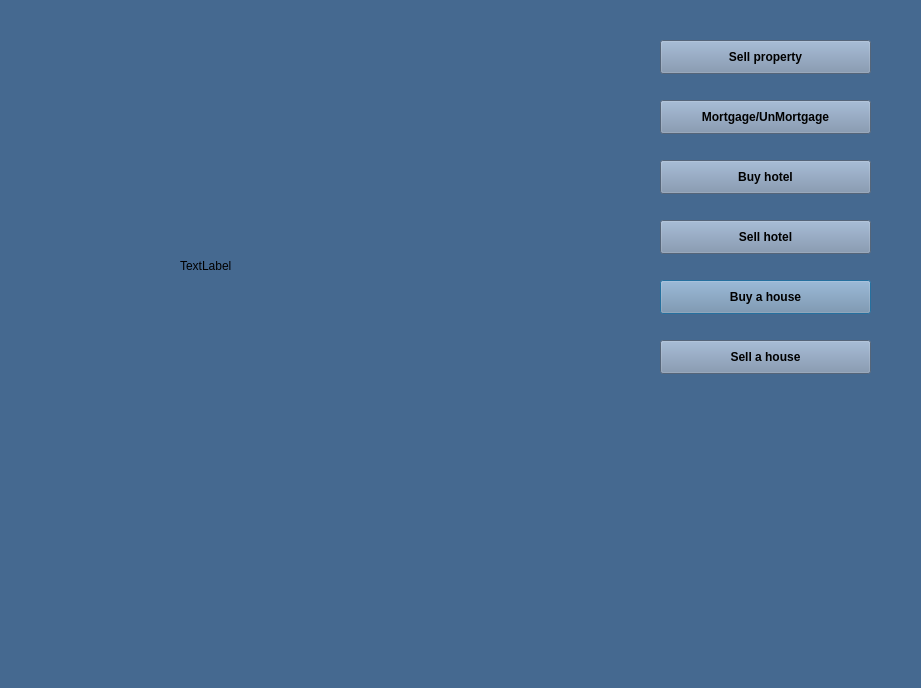
shaahinfaezi/Monopoly, file Monopoly/my_properties.ui: the form before one commit.
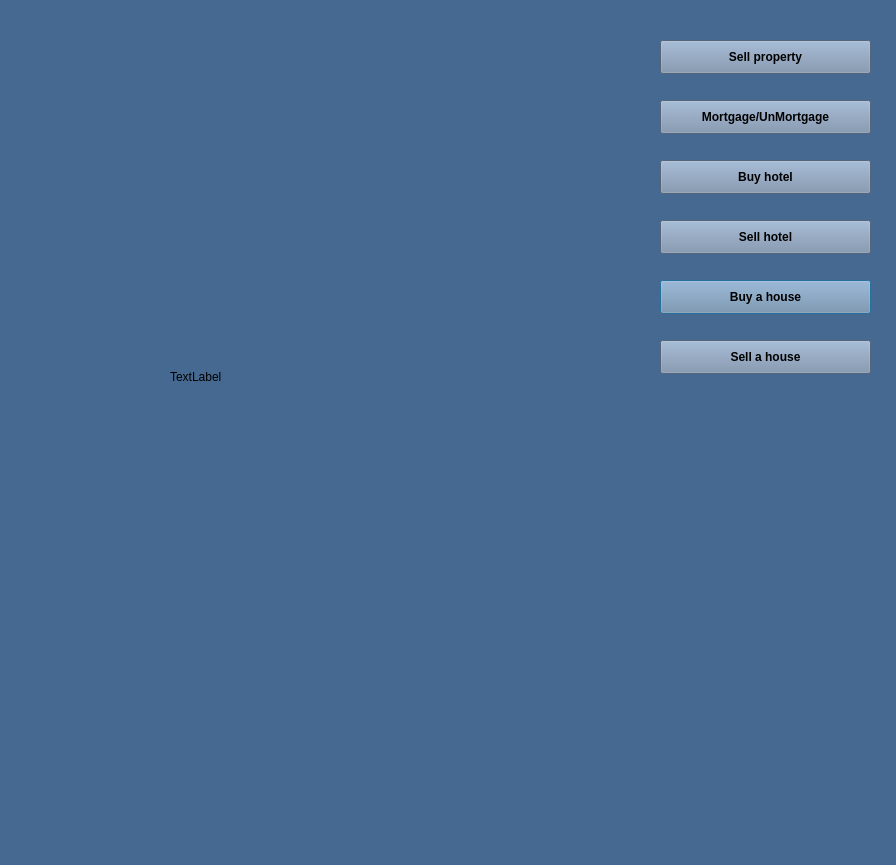
The form after the commit.

Patch:
```diff
--- a/Monopoly/my_properties.ui
+++ b/Monopoly/my_properties.ui
@@ -6,8 +6,8 @@
    <rect>
     <x>0</x>
     <y>0</y>
-    <width>921</width>
-    <height>688</height>
+    <width>896</width>
+    <height>865</height>
    </rect>
   </property>
   <property name="windowTitle">
@@ -158,10 +158,10 @@
   <widget class="QLabel" name="label">
    <property name="geometry">
     <rect>
-     <x>180</x>
-     <y>30</y>
-     <width>321</width>
-     <height>471</height>
+     <x>170</x>
+     <y>90</y>
+     <width>422</width>
+     <height>574</height>
     </rect>
    </property>
    <property name="text">
@@ -171,8 +171,8 @@
   <widget class="QPushButton" name="pushButton_6">
    <property name="geometry">
     <rect>
-     <x>70</x>
-     <y>530</y>
+     <x>60</x>
+     <y>720</y>
      <width>101</width>
      <height>101</height>
     </rect>
@@ -199,8 +199,8 @@
   <widget class="QPushButton" name="pushButton_8">
    <property name="geometry">
     <rect>
-     <x>510</x>
-     <y>530</y>
+     <x>620</x>
+     <y>720</y>
      <width>101</width>
      <height>101</height>
     </rect>
@@ -226,8 +226,8 @@
   <widget class="QLabel" name="label_2">
    <property name="geometry">
     <rect>
-     <x>250</x>
-     <y>530</y>
+     <x>290</x>
+     <y>690</y>
      <width>51</width>
      <height>51</height>
     </rect>
@@ -248,8 +248,8 @@
   <widget class="QLabel" name="label_3">
    <property name="geometry">
     <rect>
-     <x>360</x>
-     <y>530</y>
+     <x>430</x>
+     <y>690</y>
      <width>51</width>
      <height>51</height>
     </rect>
@@ -270,8 +270,8 @@
   <widget class="QLabel" name="label_4">
    <property name="geometry">
     <rect>
-     <x>250</x>
-     <y>610</y>
+     <x>280</x>
+     <y>790</y>
      <width>51</width>
      <height>51</height>
     </rect>
@@ -292,8 +292,8 @@
   <widget class="QLabel" name="label_5">
    <property name="geometry">
     <rect>
-     <x>360</x>
-     <y>610</y>
+     <x>420</x>
+     <y>790</y>
      <width>51</width>
      <height>51</height>
     </rect>
@@ -314,8 +314,8 @@
   <widget class="QLabel" name="label_6">
    <property name="geometry">
     <rect>
-     <x>300</x>
-     <y>570</y>
+     <x>360</x>
+     <y>740</y>
      <width>51</width>
      <height>51</height>
     </rect>
```
